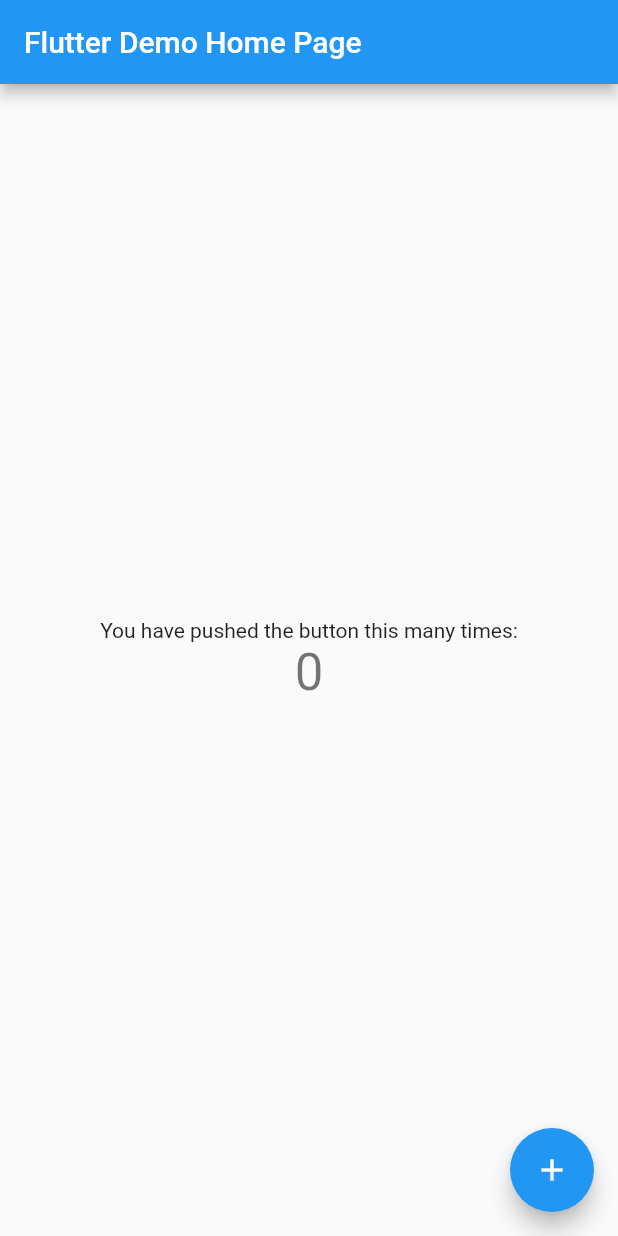
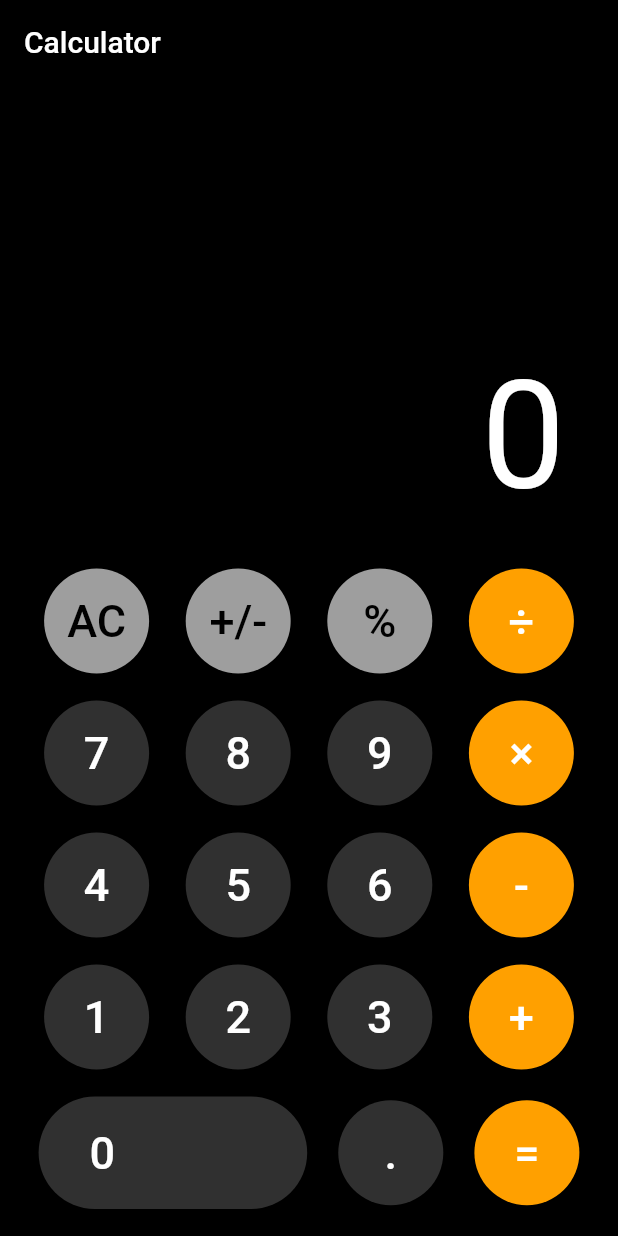
Before and after one commit to Manahil-Aamir/IOS-Calculator, a Flutter app: the screen it shows after launch, on a phone screen of 412 x 824 dp. Run offline on Flutter 3.47's test engine with Material 2 defaults, Android fonts, the phone set to English and light mode, and no system bars.

Commit message:
main ui design

```diff
--- a/lib/main.dart
+++ b/lib/main.dart
@@ -11,105 +11,173 @@ class MyApp extends StatelessWidget {
   @override
   Widget build(BuildContext context) {
     return MaterialApp(
-      title: 'Flutter Demo',
-      theme: ThemeData(
-        // This is the theme of your application.
-        //
-        // Try running your application with "flutter run". You'll see the
-        // application has a blue toolbar. Then, without quitting the app, try
-        // changing the primarySwatch below to Colors.green and then invoke
-        // "hot reload" (press "r" in the console where you ran "flutter run",
-        // or simply save your changes to "hot reload" in a Flutter IDE).
-        // Notice that the counter didn't reset back to zero; the application
-        // is not restarted.
-        primarySwatch: Colors.blue,
-      ),
-      home: const MyHomePage(title: 'Flutter Demo Home Page'),
-    );
+      home: Calculator(),
+      );
+
   }
 }
 
-class MyHomePage extends StatefulWidget {
-  const MyHomePage({super.key, required this.title});
-
-  // This widget is the home page of your application. It is stateful, meaning
-  // that it has a State object (defined below) that contains fields that affect
-  // how it looks.
-
-  // This class is the configuration for the state. It holds the values (in this
-  // case the title) provided by the parent (in this case the App widget) and
-  // used by the build method of the State. Fields in a Widget subclass are
-  // always marked "final".
-
-  final String title;
-
-  @override
-  State<MyHomePage> createState() => _MyHomePageState();
+class Calculator extends StatefulWidget{
+  _CalculatorState createState() => _CalculatorState();
 }
 
-class _MyHomePageState extends State<MyHomePage> {
-  int _counter = 0;
+class _CalculatorState extends State<Calculator>{
 
-  void _incrementCounter() {
-    setState(() {
-      // This call to setState tells the Flutter framework that something has
-      // changed in this State, which causes it to rerun the build method below
-      // so that the display can reflect the updated values. If we changed
-      // _counter without calling setState(), then the build method would not be
-      // called again, and so nothing would appear to happen.
-      _counter++;
-    });
-  }
+//It will return the particular button whose context is passed
+Widget buttons(String buttontext, Color buttoncolor, Color textColor){
+  return Container(
+    child: ElevatedButton(
+      onPressed: (){
 
-  @override
-  Widget build(BuildContext context) {
-    // This method is rerun every time setState is called, for instance as done
-    // by the _incrementCounter method above.
-    //
-    // The Flutter framework has been optimized to make rerunning build methods
-    // fast, so that you can just rebuild anything that needs updating rather
-    // than having to individually change instances of widgets.
+      },
+      style: ButtonStyle(
+        shape: MaterialStateProperty.all(CircleBorder()),
+        backgroundColor: MaterialStateProperty.all(buttoncolor),
+        padding: MaterialStateProperty.all(EdgeInsets.all(10.0)),
+        fixedSize: MaterialStateProperty.all(Size(70, 70)),
+      ),
+      //styling text displayed on button
+      child: Text(buttontext,
+      style: TextStyle(
+        fontSize: 30,
+        color: textColor,
+      )
+      ),
+
+      //styling button
+
+    ),
+  );
+
+}
+
+//Separate for '0' because it has a different shape
+Widget zerobutton(String buttontext, Color buttoncolor, Color textColor){
+  return Container(
+    child: ElevatedButton(
+      onPressed: (){
+
+      },
+      style: ButtonStyle(
+        shape: MaterialStateProperty.all(StadiumBorder()),
+        backgroundColor: MaterialStateProperty.all(buttoncolor),
+        padding: MaterialStateProperty.all(EdgeInsets.fromLTRB(34, 20, 128, 20)),
+      ),
+      //styling text displayed on button
+      child: Text(buttontext,
+      style: TextStyle(
+        fontSize: 30,
+        color: textColor,
+      )
+      ),
+
+      //styling button
+
+    ),
+  );
+
+}
+
+
+  Widget build(BuildContext context){
     return Scaffold(
-      appBar: AppBar(
-        // Here we take the value from the MyHomePage object that was created by
-        // the App.build method, and use it to set our appbar title.
-        title: Text(widget.title),
-      ),
-      body: Center(
-        // Center is a layout widget. It takes a single child and positions it
-        // in the middle of the parent.
+
+      //assigning the background colour
+      backgroundColor: Colors.black,
+
+      appBar: AppBar(title: Text("Calculator"), backgroundColor: Colors.black),
+      body: Padding(
+        padding: EdgeInsets.symmetric(horizontal: 5.0),
         child: Column(
-          // Column is also a layout widget. It takes a list of children and
-          // arranges them vertically. By default, it sizes itself to fit its
-          // children horizontally, and tries to be as tall as its parent.
-          //
-          // Invoke "debug painting" (press "p" in the console, choose the
-          // "Toggle Debug Paint" action from the Flutter Inspector in Android
-          // Studio, or the "Toggle Debug Paint" command in Visual Studio Code)
-          // to see the wireframe for each widget.
-          //
-          // Column has various properties to control how it sizes itself and
-          // how it positions its children. Here we use mainAxisAlignment to
-          // center the children vertically; the main axis here is the vertical
-          // axis because Columns are vertical (the cross axis would be
-          // horizontal).
-          mainAxisAlignment: MainAxisAlignment.center,
-          children: <Widget>[
-            const Text(
-              'You have pushed the button this many times:',
-            ),
-            Text(
-              '$_counter',
-              style: Theme.of(context).textTheme.headlineMedium,
-            ),
-          ],
-        ),
-      ),
-      floatingActionButton: FloatingActionButton(
-        onPressed: _incrementCounter,
-        tooltip: 'Increment',
-        child: const Icon(Icons.add),
-      ), // This trailing comma makes auto-formatting nicer for build methods.
-    );
+          mainAxisAlignment: MainAxisAlignment.end,
+          children: [
+
+            //creating the UI for the final answer that will be displayed
+            Row(
+                mainAxisAlignment: MainAxisAlignment.end,
+                children: [
+                  Padding(
+                    padding: EdgeInsets.all(30.0),
+                    child: Text('0', textAlign: TextAlign.left,  style: TextStyle(color: Color(0xFFFFFFFF), fontSize: 100
+                    )
+                    )
+                    )
+                ],
+              ),
+
+              Row(
+
+                //calling out button widget function(buttons) in order to display the buttons on the screen evenly
+                mainAxisAlignment: MainAxisAlignment.spaceEvenly,
+                children:[
+                  buttons('AC', Colors.grey, Colors.black),
+                  buttons('+/-', Colors.grey, Colors.black),
+                  buttons('%', Colors.grey, Colors.black),
+                  buttons('÷', Colors.amber[700]!, Colors.white),
+                ]
+                ),
+                SizedBox(
+                  height: 18,
+                ),
+              Row(
+
+                //calling out button widget function(buttons) in order to display the buttons on the screen evenly
+                mainAxisAlignment: MainAxisAlignment.spaceEvenly,
+                children:[
+                  buttons('7', Colors.grey[850]!, Colors.white),
+                  buttons('8', Colors.grey[850]!, Colors.white),
+                  buttons('9', Colors.grey[850]!, Colors.white),
+                  buttons('×', Colors.amber[700]!, Colors.white),
+                ]
+                ),
+                SizedBox(
+                  height: 18,
+                ),
+                Row(
+
+                //calling out button widget function(buttons) in order to display the buttons on the screen evenly
+                mainAxisAlignment: MainAxisAlignment.spaceEvenly,
+                children:[
+                  buttons('4', Colors.grey[850]!, Colors.white),
+                  buttons('5', Colors.grey[850]!, Colors.white),
+                  buttons('6', Colors.grey[850]!, Colors.white),
+                  buttons('-', Colors.amber[700]!, Colors.white),
+                ]
+                ),
+                SizedBox(
+                  height: 18,
+                ),
+                Row(
+
+                //calling out button widget function(buttons) in order to display the buttons on the screen evenly
+                mainAxisAlignment: MainAxisAlignment.spaceEvenly,
+                children:[
+                  buttons('1', Colors.grey[850]!, Colors.white),
+                  buttons('2', Colors.grey[850]!, Colors.white),
+                  buttons('3', Colors.grey[850]!, Colors.white),
+                  buttons('+', Colors.amber[700]!, Colors.white),
+                ]
+                ),
+                SizedBox(
+                  height: 18,
+                ),
+                  Row(
+
+                //calling out button widget function(buttons) in order to display the buttons on the screen evenly
+                mainAxisAlignment: MainAxisAlignment.spaceEvenly,
+                children:[
+                  zerobutton('0', Colors.grey[850]!, Colors.white),
+                  buttons('.', Colors.grey[850]!, Colors.white),
+                  buttons('=', Colors.amber[700]!, Colors.white),
+                ]
+                ),
+                SizedBox(
+                  height: 18,
+                )
+
+          ]
+        ))
+
+        );
   }
 }
```
